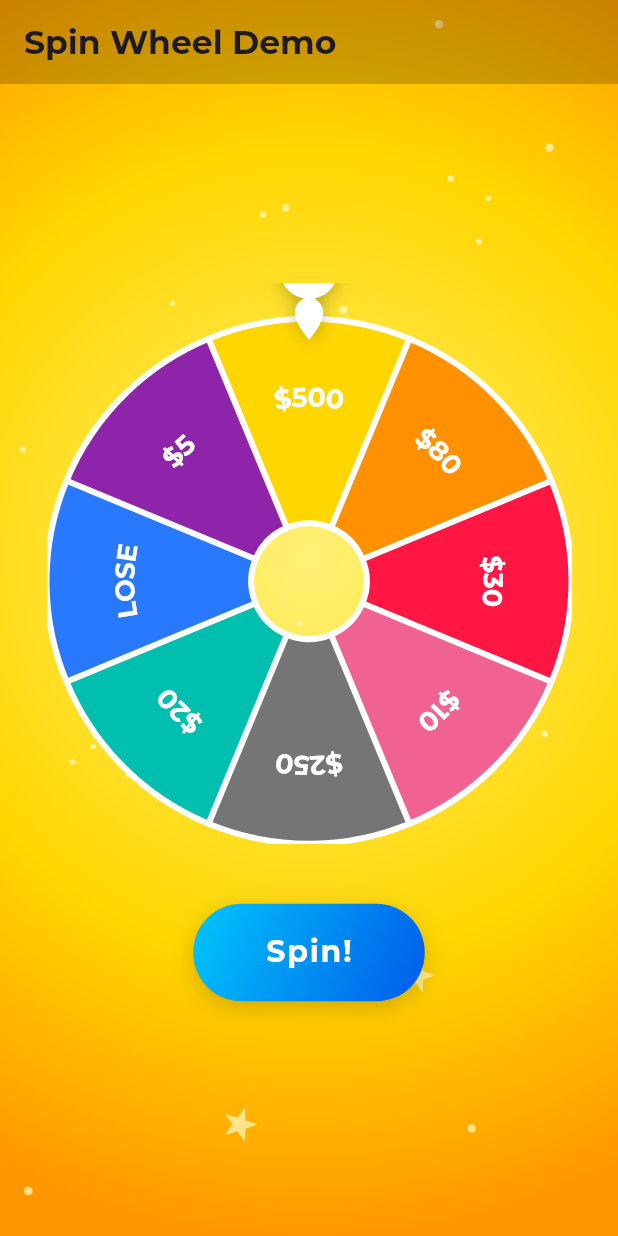
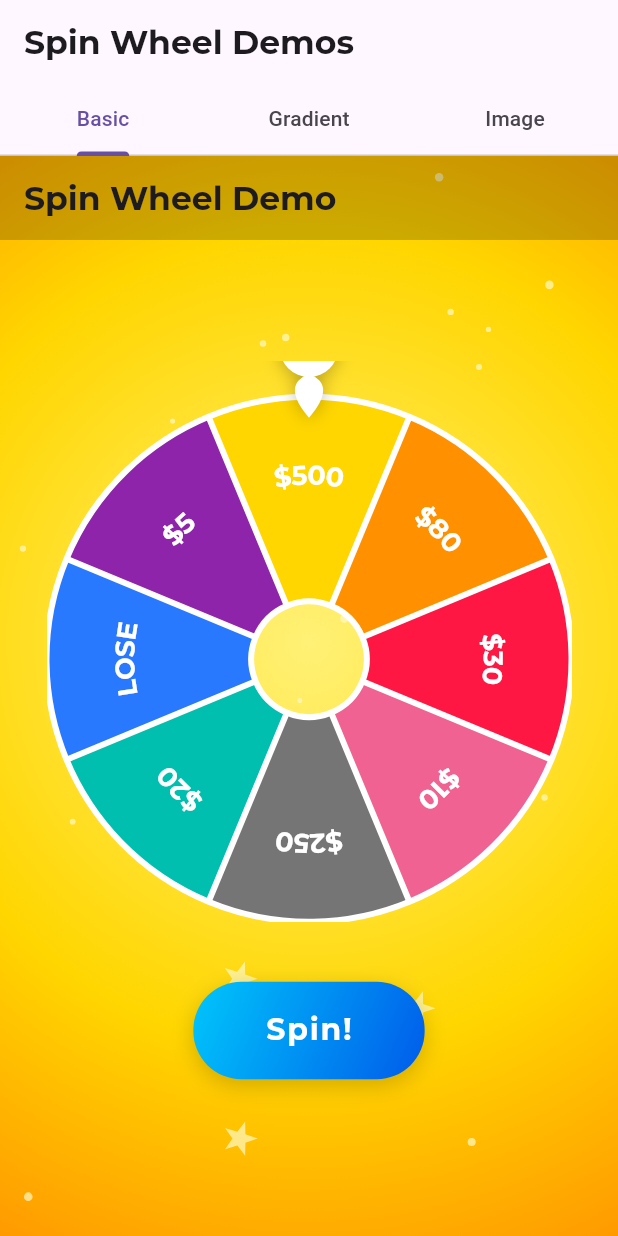
Before and after one commit to zahir-patel/SpinWheelX, a Flutter app: the screen it shows after launch, on a phone screen of 412 x 824 dp. Run offline on Flutter 3.47's test engine with Material 3 defaults, Android fonts, the phone set to English and light mode, and no system bars; our stand-ins replace audioplayers, confetti, google_fonts.

Commit message:
Update spin wheel implementation and add new demo features

```diff
--- a/example/lib/main.dart
+++ b/example/lib/main.dart
@@ -2,6 +2,8 @@ import 'dart:math' as math;
 import 'package:flutter/material.dart';
 import 'package:spin_wheel/spin_wheel.dart';
 import 'package:google_fonts/google_fonts.dart';
+import 'tap_gradient_demo.dart';
+import 'image_demo.dart';
 // import 'package:lottie/lottie.dart'; // Uncomment if you use Lottie files
 
 void main() {
@@ -18,7 +20,38 @@ class MyApp extends StatelessWidget {
       theme: ThemeData(
         primarySwatch: Colors.blue,
       ),
-      home: const SpinWheelDemo(),
+      home: const DemoHomeTabs(),
+    );
+  }
+}
+
+class DemoHomeTabs extends StatelessWidget {
+  const DemoHomeTabs({super.key});
+
+  @override
+  Widget build(BuildContext context) {
+    return DefaultTabController(
+      length: 3,
+      child: Scaffold(
+        appBar: AppBar(
+          title: Text('Spin Wheel Demos',
+              style: GoogleFonts.montserrat(fontWeight: FontWeight.bold)),
+          bottom: const TabBar(
+            tabs: [
+              Tab(text: 'Basic'),
+              Tab(text: 'Gradient'),
+              Tab(text: 'Image'),
+            ],
+          ),
+        ),
+        body: TabBarView(
+          children: [
+            const SpinWheelDemo(),
+            const TapGradientDemo(),
+            ImageDemo(),
+          ],
+        ),
+      ),
     );
   }
 }
--- a/lib/spin_wheel.dart
+++ b/lib/spin_wheel.dart
@@ -8,22 +8,25 @@ export 'spin_wheel_renderer.dart';
 export 'spin_wheel_label_alignment.dart';
 
 import 'package:flutter/widgets.dart';
+import 'package:flutter/services.dart';
 import 'spin_wheel_renderer.dart';
 import 'spin_wheel_config.dart';
 import 'spin_wheel_controller.dart';
 
 /// The main widget that renders the spin wheel, pointer, and center widget.
 class SpinWheel extends StatelessWidget {
-    /// The configuration that defines the appearance and behavior of the wheel.
+  /// The configuration that defines the appearance and behavior of the wheel.
   final SpinWheelConfig config;
-    /// The controller used to programmatically spin the wheel.
+
+  /// The controller used to programmatically spin the wheel.
   final SpinWheelController controller;
-    /// A callback function that is invoked when the spin animation completes.
+
+  /// A callback function that is invoked when the spin animation completes.
   /// It provides the index of the winning segment.
   final void Function(int selectedIndex)? onSpinEnd;
 
-    /// Creates a new SpinWheel widget.
-    const SpinWheel({
+  /// Creates a new SpinWheel widget.
+  const SpinWheel({
     super.key,
     required this.config,
     required this.controller,
@@ -32,7 +35,7 @@ class SpinWheel extends StatelessWidget {
 
   @override
   Widget build(BuildContext context) {
-    return Stack(
+    Widget wheel = Stack(
       alignment: Alignment.center,
       children: [
         SpinWheelRenderer(
@@ -49,5 +52,24 @@ class SpinWheel extends StatelessWidget {
           ),
       ],
     );
+    if (config.tapToSpin) {
+      wheel = GestureDetector(
+        onTap: () {
+          // Only trigger if not already spinning
+          if (controller.isSpinning.value) return;
+          // Pick a random segment
+          final divisions = config.divisions;
+          if (divisions > 0) {
+            final randomIndex =
+                (DateTime.now().millisecondsSinceEpoch % divisions);
+            controller.spin(randomIndex);
+          }
+          // Haptic feedback
+          HapticFeedback.mediumImpact();
+        },
+        child: wheel,
+      );
+    }
+    return wheel;
   }
 }
--- a/lib/spin_wheel_config.dart
+++ b/lib/spin_wheel_config.dart
@@ -21,29 +21,39 @@ import 'spin_wheel_label_alignment.dart';
 class SpinWheelConfig {
   /// An optional asset path for a background image for the entire wheel.
   final String? imageAsset;
+
   /// The total number of segments on the wheel.
   final int divisions;
+
   /// The width of the spin wheel widget.
   final double width;
+
   /// The height of the spin wheel widget.
   final double height;
+
   /// The starting angle of the wheel in radians. Use `initialSpinAngleInDegrees` for degrees.
   final double initialSpinAngle;
+
   /// The starting angle of the wheel in degrees. This is an alternative to `initialSpinAngle`.
   final double? initialSpinAngleInDegrees;
+
   /// A friction-like value that determines how many times the wheel spins before stopping.
   /// Must be between 0.0 (low resistance, more spins) and 1.0 (high resistance, fewer spins).
   final double spinResistance;
+
   /// The color of the lines that separate the segments.
   final Color dividerColor;
+
   /// The thickness of the lines that separate the segments.
   final double dividerThickness;
   // Optionally add typography/textStyle for future text support
   /// The default text style for all labels on the wheel.
   final TextStyle? labelTextStyle;
+
   /// A list of specific text styles for each label, overriding the default `labelTextStyle`.
   /// The list length must match `divisions`.
   final List<TextStyle?>? labelTextStyles;
+
   /// A list of specific rotation angles in degrees for each label, overriding `labelAlignment`.
   /// The list length must match `divisions`.
   final List<double?>? labelRotationsInDegrees;
@@ -54,9 +64,11 @@ class SpinWheelConfig {
   /// The text labels to display for each segment.
   /// The list length must match `divisions`.
   final List<String>? labels;
+
   /// A list of weights to determine the relative size of each segment.
   /// If null, all segments are of equal size. The list length must match `divisions`.
   final List<double>? segmentWeights;
+
   /// The animation curve used for the spin animation.
   final Curve? animationCurve;
 
@@ -64,24 +76,32 @@ class SpinWheelConfig {
   /// A list of background colors for each segment.
   /// The list length must match `divisions`.
   final List<Color?>? segmentColors;
+
   /// A list of background gradients for each segment. Overrides `segmentColors` if provided.
   /// The list length must match `divisions`.
   final List<LinearGradient?>? segmentGradients;
+
   /// A list of image asset paths for each segment.
   /// The list length must match `divisions`.
   final List<String?>? segmentImages;
+
   /// A list of GIF asset paths for each segment.
   /// The list length must match `divisions`.
   final List<String?>? segmentGifs;
+
   /// A list of Lottie animation asset paths for each segment.
   /// The list length must match `divisions`.
   final List<String?>? segmentLotties;
+
   /// A custom widget to display in the center of the wheel (e.g., a spin button).
   final Widget? centerWidget;
+
   /// A custom widget to use as the pointer that indicates the winning segment.
   final Widget? pointerWidget;
+
   /// The alignment of the `pointerWidget` relative to the wheel.
   final Alignment pointerAlignment;
+
   /// The total duration of the spin animation.
   final Duration spinDuration;
 
@@ -94,13 +114,16 @@ class SpinWheelConfig {
   /// 0.0 places labels on the inner edge of the ring, 0.5 in the middle, and 1.0 on the outer edge.
   final double labelOffsetFromCenter;
 
-
+  /// If true, tapping the wheel will trigger a spin with haptic feedback.
+  final bool tapToSpin;
 
   // Sound and Effects
   /// An optional asset path for a sound to play while the wheel is spinning.
   final String? spinningSound;
+
   /// An optional asset path for a sound to play when the spin is complete.
   final String? winningSound;
+
   /// An optional controller to trigger a confetti celebration on win.
   final ConfettiController? confettiController;
 
@@ -135,23 +158,43 @@ class SpinWheelConfig {
     this.confettiController,
     this.centerHoleRadius = 0.0,
     this.labelOffsetFromCenter = 0.5,
+    this.tapToSpin = false,
   })  : assert(divisions > 0, 'divisions must be greater than 0'),
         assert(width > 0, 'width must be greater than 0'),
         assert(height > 0, 'height must be greater than 0'),
-        assert(spinResistance >= 0 && spinResistance <= 1, 'spinResistance must be between 0 and 1'),
-        assert(initialSpinAngleInDegrees == null || initialSpinAngle == 0.0, 'Cannot provide both initialSpinAngle and initialSpinAngleInDegrees'),
-        assert(dividerThickness >= 0, 'dividerThickness must be greater than or equal to 0'),
-        assert(labels == null || labels.length == divisions, 'labels length must match divisions'),
-        assert(labelTextStyles == null || labelTextStyles.length == divisions, 'labelTextStyles length must match divisions'),
-        assert(labelRotationsInDegrees == null || labelRotationsInDegrees.length == divisions, 'labelRotationsInDegrees length must match divisions'),
-        assert(segmentWeights == null || (segmentWeights.length == divisions && segmentWeights.every((w) => w > 0)), 'segmentWeights length must match divisions and all weights must be > 0'),
-        assert(segmentColors == null || segmentColors.length == divisions, 'segmentColors length must match divisions'),
-        assert(segmentGradients == null || segmentGradients.length == divisions, 'segmentGradients length must match divisions'),
-        assert(segmentImages == null || segmentImages.length == divisions, 'segmentImages length must match divisions'),
-        assert(segmentGifs == null || segmentGifs.length == divisions, 'segmentGifs length must match divisions'),
-        assert(segmentLotties == null || segmentLotties.length == divisions, 'segmentLotties length must match divisions'),
-        assert(centerHoleRadius >= 0 && centerHoleRadius < 1, 'centerHoleRadius must be between 0.0 and 1.0'),
-        assert(labelOffsetFromCenter >= 0 && labelOffsetFromCenter <= 1, 'labelOffsetFromCenter must be between 0.0 and 1.0'),
+        assert(spinResistance >= 0 && spinResistance <= 1,
+            'spinResistance must be between 0 and 1'),
+        assert(initialSpinAngleInDegrees == null || initialSpinAngle == 0.0,
+            'Cannot provide both initialSpinAngle and initialSpinAngleInDegrees'),
+        assert(dividerThickness >= 0,
+            'dividerThickness must be greater than or equal to 0'),
+        assert(labels == null || labels.length == divisions,
+            'labels length must match divisions'),
+        assert(labelTextStyles == null || labelTextStyles.length == divisions,
+            'labelTextStyles length must match divisions'),
+        assert(
+            labelRotationsInDegrees == null ||
+                labelRotationsInDegrees.length == divisions,
+            'labelRotationsInDegrees length must match divisions'),
+        assert(
+            segmentWeights == null ||
+                (segmentWeights.length == divisions &&
+                    segmentWeights.every((w) => w > 0)),
+            'segmentWeights length must match divisions and all weights must be > 0'),
+        assert(segmentColors == null || segmentColors.length == divisions,
+            'segmentColors length must match divisions'),
+        assert(segmentGradients == null || segmentGradients.length == divisions,
+            'segmentGradients length must match divisions'),
+        assert(segmentImages == null || segmentImages.length == divisions,
+            'segmentImages length must match divisions'),
+        assert(segmentGifs == null || segmentGifs.length == divisions,
+            'segmentGifs length must match divisions'),
+        assert(segmentLotties == null || segmentLotties.length == divisions,
+            'segmentLotties length must match divisions'),
+        assert(centerHoleRadius >= 0 && centerHoleRadius < 1,
+            'centerHoleRadius must be between 0.0 and 1.0'),
+        assert(labelOffsetFromCenter >= 0 && labelOffsetFromCenter <= 1,
+            'labelOffsetFromCenter must be between 0.0 and 1.0'),
         initialSpinAngle = (initialSpinAngleInDegrees != null)
             ? (initialSpinAngleInDegrees * math.pi / 180)
             : initialSpinAngle;
--- a/lib/spin_wheel_controller.dart
+++ b/lib/spin_wheel_controller.dart
@@ -1,6 +1,7 @@
 library spin_wheel;
 
 import 'package:meta/meta.dart';
+import 'package:flutter/foundation.dart';
 
 /// Controller for managing spin logic
 
@@ -10,13 +11,16 @@ typedef SpinCallback = void Function(int targetIndex);
 class SpinWheelController {
   SpinCallback? _spinCallback;
 
-    /// Initiates the spin animation to land on the specified [targetIndex].
+  /// Notifies whether the wheel is currently spinning.
+  final ValueNotifier<bool> isSpinning = ValueNotifier(false);
+
+  /// Initiates the spin animation to land on the specified [targetIndex].
   void spin(int targetIndex) {
     _spinCallback?.call(targetIndex);
   }
 
   // Called by the widget to register the callback
-    /// Registers the internal spin callback. This is used by the [SpinWheel]
+  /// Registers the internal spin callback. This is used by the [SpinWheel]
   /// widget and should not be called directly by application code.
   @protected
   void registerSpinCallback(SpinCallback callback) {
```
Also changed, not shown: example/lib/image_demo.dart (added, +15 -0 lines), example/lib/tap_gradient_demo.dart (added, +127 -0 lines), example/assets/coupon.png (added), example/pubspec.lock, 1 other file. Lines whose indentation alone changed are shown as unchanged.
